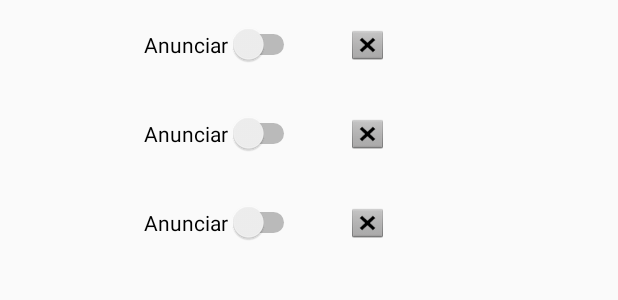
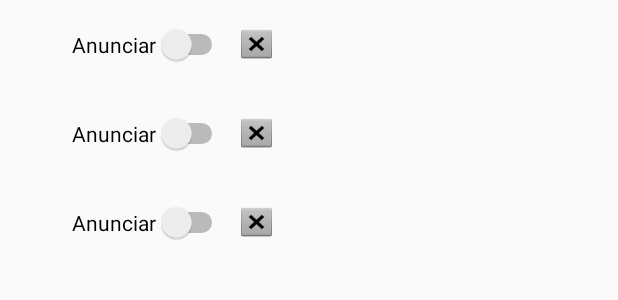
Before and after one commit to AdAleixo/NearbyDevices, an Android app: the layout anuncio_list.xml on its own in the app's theme, with its tools: preview values and no code run, on a phone screen of 412 x 824 dp. Shown: the top 300 px of the screen. Run offline under Robolectric (Android 15) with nearby library versions, the phone set to English and light mode, and no system bars.

Commit message:
Mudancas no anuncio2

```diff
--- a/app/src/main/java/com/github/promoapp/apresentacao/anuncio/AnuncioListActivity.java
+++ b/app/src/main/java/com/github/promoapp/apresentacao/anuncio/AnuncioListActivity.java
@@ -225,7 +225,7 @@ public class AnuncioListActivity extends AppCompatActivity
             private final Strategy PUB_SUB_STRATEGY = (new Strategy.Builder()).zze(2)
                     .setTtlSeconds(TTL_IN_SECONDS).build();
 
-            TextView mIdView;
+            // TextView mIdView;
             TextView mContentView;
             Switch mPublishSwitch;
 
@@ -245,7 +245,7 @@ public class AnuncioListActivity extends AppCompatActivity
                 mView = view;
                 mActivity = activity;
                 mGoogleApiClient = googleApiClient;
-                mIdView = view.findViewById(R.id.id_text);
+               // mIdView = view.findViewById(R.id.id_text);
                 mContentView = view.findViewById(R.id.content);
                 mPublishSwitch = view.findViewById(R.id.publishSwitch);
 
--- a/app/src/main/res/layout/anuncio_list.xml
+++ b/app/src/main/res/layout/anuncio_list.xml
@@ -6,7 +6,7 @@
     android:name="com.github.promoapp.apresentacao.anuncio.AnuncioListFragment"
     android:layout_width="match_parent"
     android:layout_height="match_parent"
-    android:layout_marginLeft="16dp"
+    android:layout_marginLeft="0dp"
     android:layout_marginRight="16dp"
     app:layoutManager="LinearLayoutManager"
     tools:context=".apresentacao.anuncio.AnuncioListActivity"
--- a/app/src/main/res/layout/anuncio_list_content.xml
+++ b/app/src/main/res/layout/anuncio_list_content.xml
@@ -4,20 +4,15 @@
     android:layout_height="wrap_content"
     android:orientation="horizontal">
 
-    <TextView
-        android:id="@+id/id_text"
-        android:layout_width="wrap_content"
-        android:layout_height="wrap_content"
-        android:layout_margin="@dimen/text_margin"
-        android:textAppearance="?attr/textAppearanceListItem" />
+
 
     <TextView
         android:id="@+id/content"
         android:layout_width="wrap_content"
         android:layout_height="wrap_content"
         android:layout_margin="@dimen/text_margin"
-        android:layout_toEndOf="@+id/publish_switch"
-        android:layout_toRightOf="@+id/id_text"
+
+
         android:layout_alignParentEnd="true"
         android:layout_alignParentRight="true"
 
@@ -38,13 +33,12 @@
         android:id="@+id/deleteButton"
         android:layout_width="26dp"
         android:layout_height="24dp"
-        android:layout_margin="@dimen/text_margin"
 
-        android:layout_toRightOf="@+id/publishSwitch"
-        android:layout_alignParentEnd="true"
-        android:layout_alignParentRight="true"
+        android:layout_marginLeft="-10dp"
+        android:layout_marginTop="15dp"
+        android:layout_marginRight="5dp"
+        android:layout_toRightOf="@id/publishSwitch"
         android:background="@android:drawable/btn_dialog" />
 
 
-
 </LinearLayout>
```
